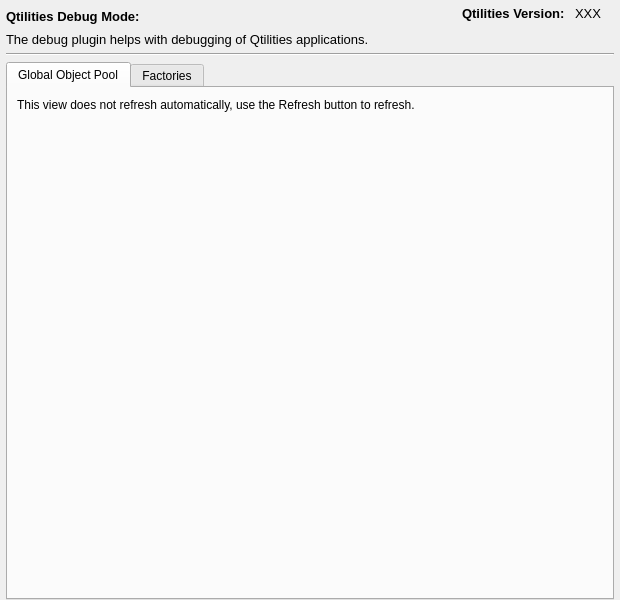
This is src/Plugins/DebugPlugin/source/DebugWidget.ui in JPNaude/Qtilities as Qt 5 draws it before an edit. The edited form follows.
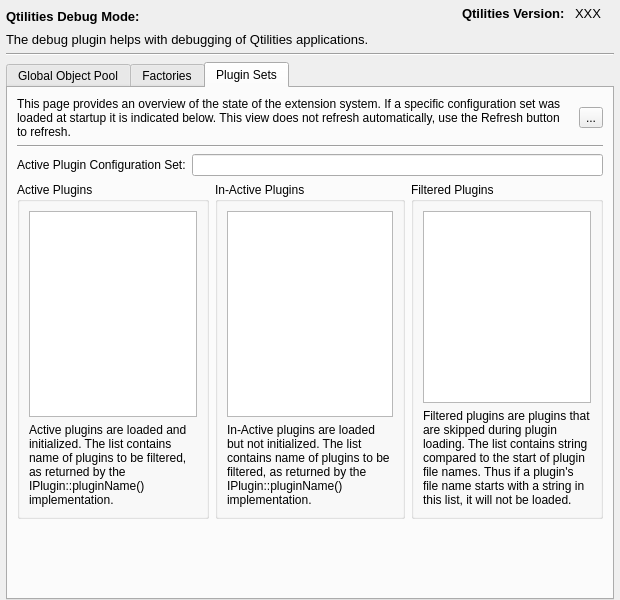
This is the edited form. The open tabs and pages were chosen to show the change.

Commit message: Updates to plugins. Most notably, the debug widget now gives information about loaded plugin configurations.

The edit to the form file:
```diff
--- a/src/Plugins/DebugPlugin/source/DebugWidget.ui
+++ b/src/Plugins/DebugPlugin/source/DebugWidget.ui
@@ -206,6 +206,191 @@
         </item>
        </layout>
       </widget>
+      <widget class="QWidget" name="tab">
+       <attribute name="title">
+        <string>Plugin Sets</string>
+       </attribute>
+       <layout class="QGridLayout" name="gridLayout_3">
+        <item row="0" column="0">
+         <widget class="QLabel" name="label_5">
+          <property name="text">
+           <string>This page provides an overview of the state of the extension system. If a specific configuration set was loaded at startup it is indicated below. This view does not refresh automatically, use the Refresh button to refresh. </string>
+          </property>
+          <property name="wordWrap">
+           <bool>true</bool>
+          </property>
+         </widget>
+        </item>
+        <item row="0" column="1">
+         <widget class="QToolButton" name="btnRefreshPluginInfo">
+          <property name="text">
+           <string>...</string>
+          </property>
+         </widget>
+        </item>
+        <item row="1" column="0" colspan="2">
+         <widget class="Line" name="line_2">
+          <property name="orientation">
+           <enum>Qt::Horizontal</enum>
+          </property>
+         </widget>
+        </item>
+        <item row="2" column="0" colspan="2">
+         <layout class="QHBoxLayout" name="horizontalLayout_4">
+          <item>
+           <spacer name="horizontalSpacer_3">
+            <property name="orientation">
+             <enum>Qt::Horizontal</enum>
+            </property>
+            <property name="sizeHint" stdset="0">
+             <size>
+              <width>40</width>
+              <height>20</height>
+             </size>
+            </property>
+           </spacer>
+          </item>
+          <item>
+           <layout class="QGridLayout" name="gridLayout_2">
+            <item row="0" column="0">
+             <widget class="QLabel" name="label_10">
+              <property name="text">
+               <string>Active Plugin Configuration Set:</string>
+              </property>
+             </widget>
+            </item>
+            <item row="0" column="1">
+             <widget class="QLineEdit" name="txtPluginsActiveSet"/>
+            </item>
+            <item row="1" column="0" colspan="2">
+             <layout class="QHBoxLayout" name="horizontalLayout_3">
+              <item>
+               <widget class="QGroupBox" name="groupBox">
+                <property name="title">
+                 <string>Active Plugins</string>
+                </property>
+                <layout class="QVBoxLayout" name="verticalLayout_3">
+                 <item>
+                  <widget class="QListWidget" name="listPluginsActive"/>
+                 </item>
+                 <item>
+                  <widget class="QLabel" name="label_7">
+                   <property name="minimumSize">
+                    <size>
+                     <width>0</width>
+                     <height>0</height>
+                    </size>
+                   </property>
+                   <property name="text">
+                    <string>Active plugins are loaded and initialized. The list contains name of plugins to be filtered, as returned by the IPlugin::pluginName() implementation.</string>
+                   </property>
+                   <property name="alignment">
+                    <set>Qt::AlignLeading|Qt::AlignLeft|Qt::AlignTop</set>
+                   </property>
+                   <property name="wordWrap">
+                    <bool>true</bool>
+                   </property>
+                  </widget>
+                 </item>
+                </layout>
+               </widget>
+              </item>
+              <item>
+               <widget class="QGroupBox" name="groupBox_2">
+                <property name="title">
+                 <string>In-Active Plugins</string>
+                </property>
+                <layout class="QVBoxLayout" name="verticalLayout_4">
+                 <item>
+                  <widget class="QListWidget" name="listPluginsInactive"/>
+                 </item>
+                 <item>
+                  <widget class="QLabel" name="label_8">
+                   <property name="minimumSize">
+                    <size>
+                     <width>0</width>
+                     <height>0</height>
+                    </size>
+                   </property>
+                   <property name="text">
+                    <string>In-Active plugins are loaded but not initialized. The list contains name of plugins to be filtered, as returned by the IPlugin::pluginName() implementation.</string>
+                   </property>
+                   <property name="alignment">
+                    <set>Qt::AlignLeading|Qt::AlignLeft|Qt::AlignTop</set>
+                   </property>
+                   <property name="wordWrap">
+                    <bool>true</bool>
+                   </property>
+                  </widget>
+                 </item>
+                </layout>
+               </widget>
+              </item>
+              <item>
+               <widget class="QGroupBox" name="groupBox_3">
+                <property name="title">
+                 <string>Filtered Plugins</string>
+                </property>
+                <layout class="QVBoxLayout" name="verticalLayout_5">
+                 <item>
+                  <widget class="QListWidget" name="listPluginsFiltered"/>
+                 </item>
+                 <item>
+                  <widget class="QLabel" name="label_9">
+                   <property name="minimumSize">
+                    <size>
+                     <width>0</width>
+                     <height>0</height>
+                    </size>
+                   </property>
+                   <property name="text">
+                    <string>Filtered plugins are plugins that are skipped during plugin loading. The list contains string compared to the start of plugin file names. Thus if a plugin's file name starts with a string in this list, it will not be loaded.</string>
+                   </property>
+                   <property name="alignment">
+                    <set>Qt::AlignLeading|Qt::AlignLeft|Qt::AlignTop</set>
+                   </property>
+                   <property name="wordWrap">
+                    <bool>true</bool>
+                   </property>
+                  </widget>
+                 </item>
+                </layout>
+               </widget>
+              </item>
+             </layout>
+            </item>
+           </layout>
+          </item>
+          <item>
+           <spacer name="horizontalSpacer_4">
+            <property name="orientation">
+             <enum>Qt::Horizontal</enum>
+            </property>
+            <property name="sizeHint" stdset="0">
+             <size>
+              <width>40</width>
+              <height>20</height>
+             </size>
+            </property>
+           </spacer>
+          </item>
+         </layout>
+        </item>
+        <item row="3" column="0">
+         <spacer name="verticalSpacer">
+          <property name="orientation">
+           <enum>Qt::Vertical</enum>
+          </property>
+          <property name="sizeHint" stdset="0">
+           <size>
+            <width>20</width>
+            <height>40</height>
+           </size>
+          </property>
+         </spacer>
+        </item>
+       </layout>
+      </widget>
      </widget>
     </item>
    </layout>
```
The commit also changes 8 other files.
